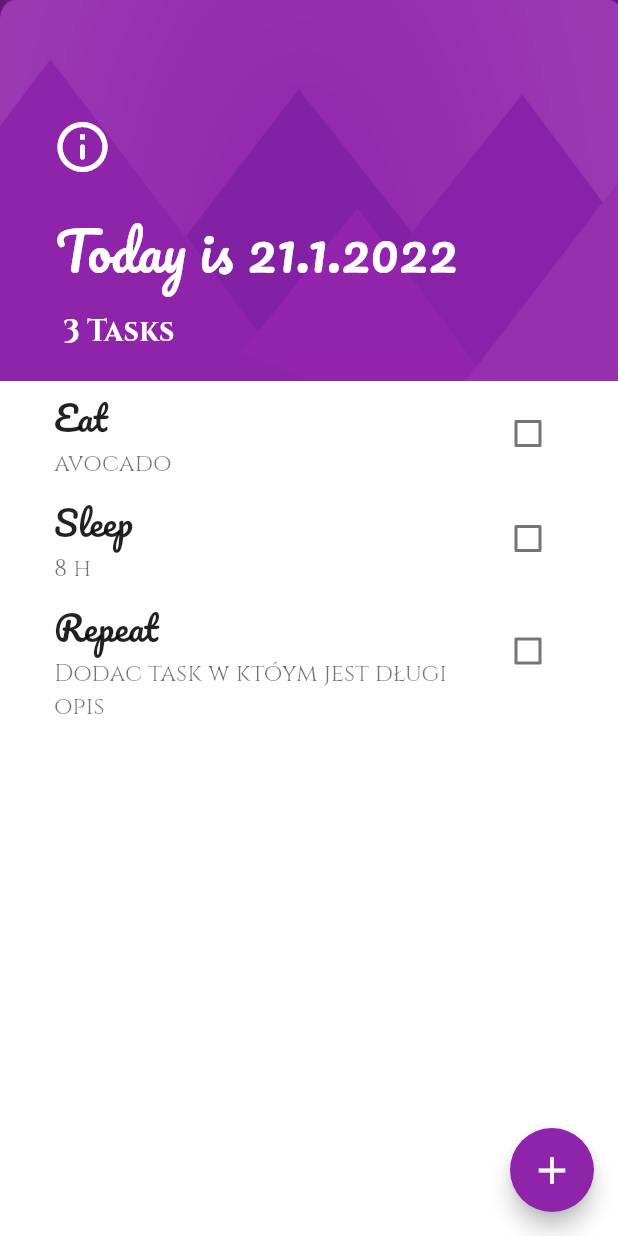
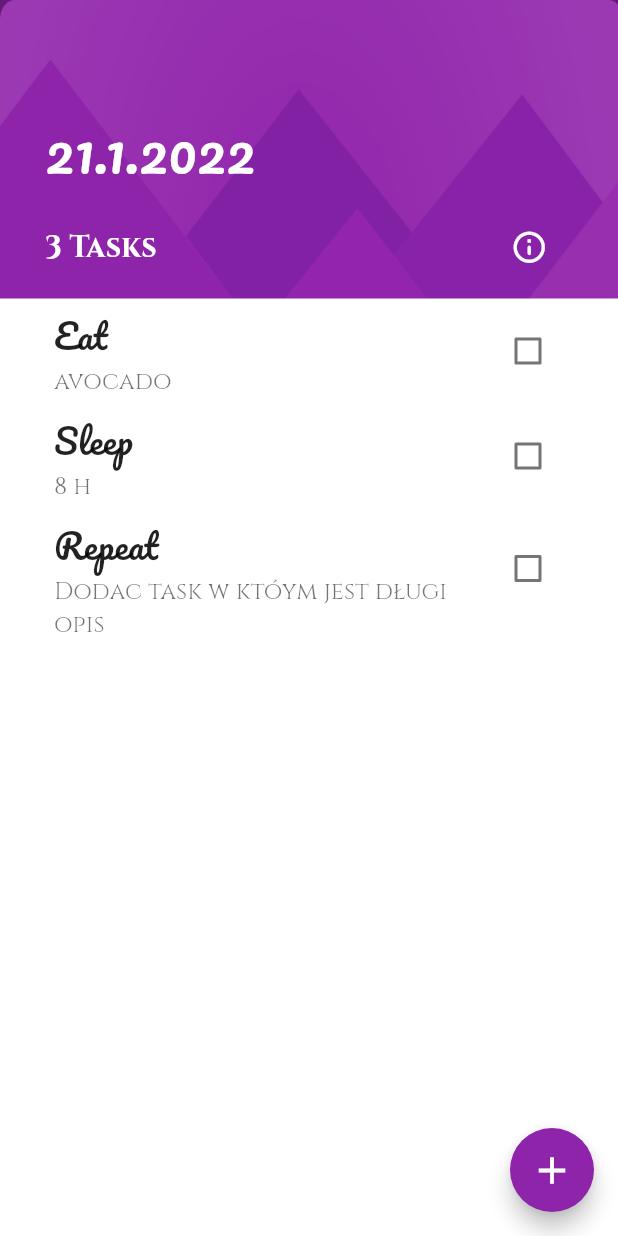
Before and after one commit to WeronikaWItt/todoey, a Flutter app: the screen it shows after launch, on a phone screen of 412 x 824 dp. Run offline on Flutter 3.47's test engine with Material 2 defaults, Android fonts, the phone set to English and light mode, and no system bars; drawn by our look-alikes of flutter_slidable; our stand-ins replace shared_preferences.

Commit message:
styling update

```diff
--- a/lib/screens/task_screen.dart
+++ b/lib/screens/task_screen.dart
@@ -33,21 +33,22 @@ class TaskScreen extends StatelessWidget {
         child: Column(
           children: [
             Container(
-              padding: EdgeInsets.only(top: 70.0, right: 90.0, bottom: 20.0),
+              padding: EdgeInsets.only(top: 60.0, right: 90.0, bottom: 10.0, left: 30.0),
               child: Column(
                 crossAxisAlignment: CrossAxisAlignment.start,
                 children: [
-                  InfoDialog(),
                   SizedBox(height: 10),
-                  Padding(
-                    padding: const EdgeInsets.only(left: 20.0),
-                    child: Text('Today is ${DateTime.now().day}.${DateTime.now().month}.${DateTime.now().year}',
-                        style: kPacifico),
-                  ),
+                  Text('${DateTime.now().day}.${DateTime.now().month}.${DateTime.now().year}', style: kPacifico),
                   SizedBox(height: 10),
-                  Padding(
-                    padding: const EdgeInsets.only(left: 25.0),
-                    child: Text('${Provider.of<TaskData>(context).taskCount} Tasks', style: kCinzel),
+                  Row(
+                    mainAxisAlignment: MainAxisAlignment.spaceBetween,
+                    children: [
+                      Expanded(
+                        flex: 6,
+                        child: Text('${Provider.of<TaskData>(context).taskCount} Tasks', style: kCinzel),
+                      ),
+                      Expanded(child: InfoDialog()),
+                    ],
                   ),
                 ],
               ),
--- a/lib/widgets/info_dialog.dart
+++ b/lib/widgets/info_dialog.dart
@@ -13,7 +13,8 @@ class InfoDialog extends StatelessWidget {
       padding: const EdgeInsets.only(left: 10.0),
       child: IconButton(
         color: Colors.white,
-        iconSize: 40,
+        iconSize: 25,
+        padding: const EdgeInsets.only(left: 50),
         onPressed: () => showDialog(
             context: context,
             builder: (BuildContext context) {
```
